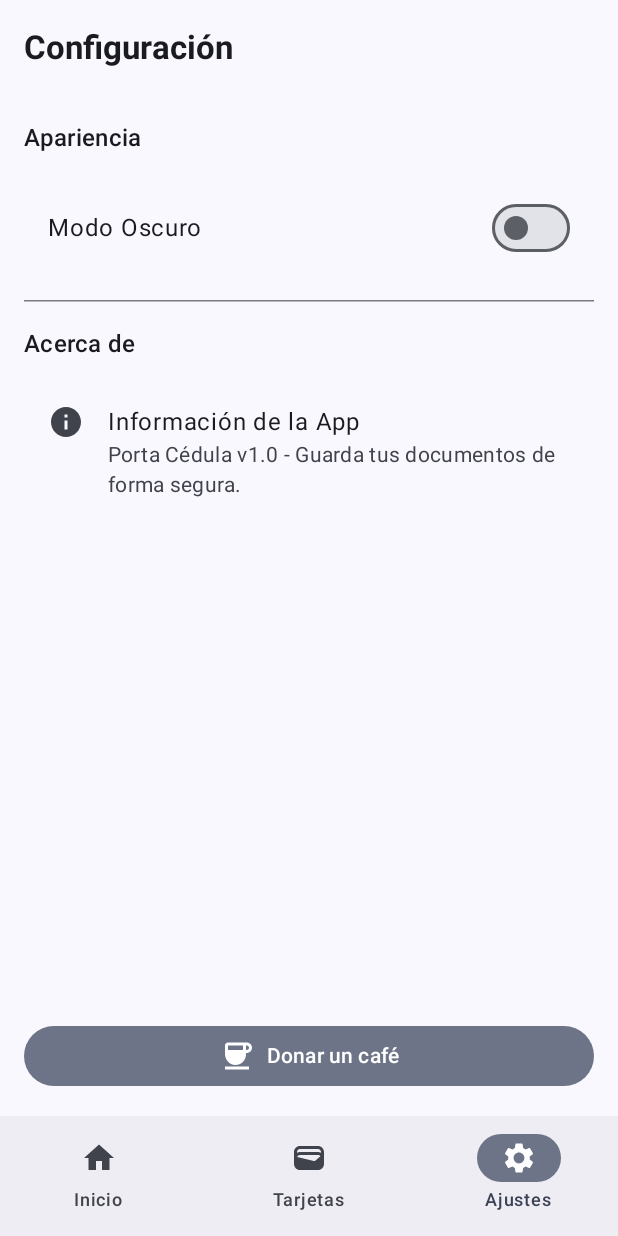
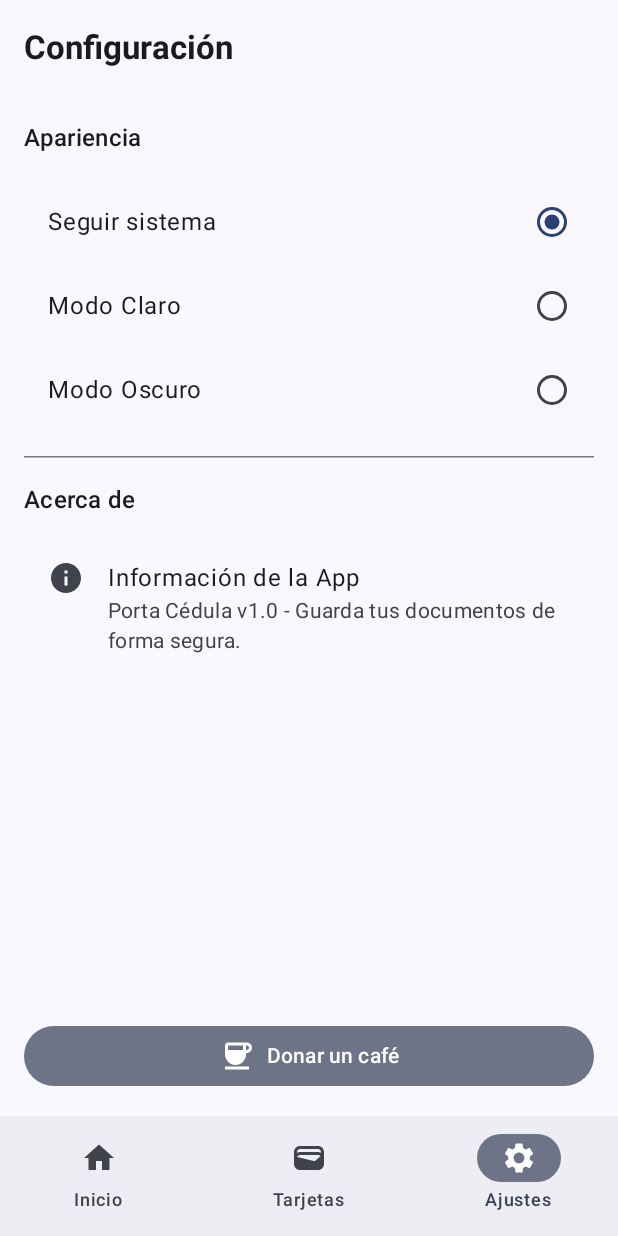
Before and after one commit to afreireo/PortaCedula, an Android app built with Jetpack Compose: the screen it shows after launch (MainActivity), item 3 of the bottom bar chosen, on a phone screen of 412 x 824 dp. Run offline under Robolectric (Android 15) with nearby library versions, the phone set to English and light mode, and no system bars; libraries missing offline, so code that uses them is left out: com.google.mlkit.vision; 1 statement that could not run was skipped.

Commit message:
"Color scheme"

```diff
--- a/app/src/main/java/com/example/portacedula/HomeViewModel.kt
+++ b/app/src/main/java/com/example/portacedula/HomeViewModel.kt
@@ -14,7 +14,7 @@ data class HomeUiState(
     val cards: List<IdCard> = emptyList(),
     val favoriteCard: IdCard? = null,
     val showZoom: String? = null,
-    val isDarkMode: Boolean = false,
+    val themeMode: ThemeMode = ThemeMode.SYSTEM,
 
     // Estados para edición/selección en Home
     val selectedPart: CardPart? = null,
@@ -38,6 +38,11 @@ class HomeViewModel(private val repo: IdCardRepository) : ViewModel() {
                     cards = cardsList,
                     favoriteCard = (cardsList.find { card -> card.isFavorite } ?: cardsList.firstOrNull())
                 ) }
+            }
+        }
+        viewModelScope.launch {
+            repo.themeFlow.collect { mode ->
+                _ui.update { it.copy(themeMode = mode) }
             }
         }
     }
@@ -127,5 +132,8 @@ class HomeViewModel(private val repo: IdCardRepository) : ViewModel() {
     fun clearCardSelection() = _ui.update { it.copy(selectedCards = emptySet()) }
 
     fun onZoom(uri: String?) = _ui.update { it.copy(showZoom = uri) }
-    fun toggleDarkMode(enabled: Boolean) = _ui.update { it.copy(isDarkMode = enabled) }
+
+    fun setThemeMode(mode: ThemeMode) = viewModelScope.launch {
+        repo.setThemeMode(mode)
+    }
 }
--- a/app/src/main/java/com/example/portacedula/IdCardRepository.kt
+++ b/app/src/main/java/com/example/portacedula/IdCardRepository.kt
@@ -12,6 +12,7 @@ private val Context.dataStore by preferencesDataStore("idcard_prefs")
 
 class IdCardRepository(private val context: Context) {
     private val KEY_CARDS = stringPreferencesKey("cards_list")
+    private val KEY_THEME = stringPreferencesKey("theme_mode")
 
     val cardsFlow = context.dataStore.data.map { p ->
         val json = p[KEY_CARDS] ?: "[]"
@@ -19,6 +20,15 @@ class IdCardRepository(private val context: Context) {
             Json.decodeFromString<List<IdCard>>(json)
         } catch (e: Exception) {
             emptyList()
+        }
+    }
+
+    val themeFlow = context.dataStore.data.map { p ->
+        val modeStr = p[KEY_THEME] ?: ThemeMode.SYSTEM.name
+        try {
+            ThemeMode.valueOf(modeStr)
+        } catch (e: Exception) {
+            ThemeMode.SYSTEM
         }
     }
 
@@ -33,4 +43,8 @@ class IdCardRepository(private val context: Context) {
             p[KEY_CARDS] = Json.encodeToString(current)
         }
     }
+
+    suspend fun setThemeMode(mode: ThemeMode) {
+        context.dataStore.edit { it[KEY_THEME] = mode.name }
+    }
 }
--- a/app/src/main/java/com/example/portacedula/MainActivity.kt
+++ b/app/src/main/java/com/example/portacedula/MainActivity.kt
@@ -6,6 +6,7 @@ import androidx.activity.compose.BackHandler
 import androidx.activity.compose.setContent
 import androidx.activity.enableEdgeToEdge
 import androidx.compose.animation.*
+import androidx.compose.foundation.isSystemInDarkTheme
 import androidx.compose.foundation.layout.*
 import androidx.compose.foundation.pager.HorizontalPager
 import androidx.compose.foundation.pager.rememberPagerState
@@ -48,7 +49,13 @@ class MainActivity : ComponentActivity() {
 
             val ui by vm.ui.collectAsState()
 
-            PortaCedulaTheme(darkTheme = ui.isDarkMode) {
+            val darkTheme = when (ui.themeMode) {
+                ThemeMode.SYSTEM -> isSystemInDarkTheme()
+                ThemeMode.LIGHT -> false
+                ThemeMode.DARK -> true
+            }
+
+            PortaCedulaTheme(darkTheme = darkTheme) {
                 val navController = rememberNavController()
 
                 // Visor de Zoom GLOBAL
--- a/app/src/main/java/com/example/portacedula/SettingsScreen.kt
+++ b/app/src/main/java/com/example/portacedula/SettingsScreen.kt
@@ -1,5 +1,6 @@
 package com.example.portacedula
 
+import androidx.compose.foundation.clickable
 import androidx.compose.foundation.layout.*
 import androidx.compose.material.icons.Icons
 import androidx.compose.material.icons.filled.Coffee
@@ -32,15 +33,23 @@ fun SettingsScreen(vm: HomeViewModel) {
         ) {
             Text("Apariencia", style = MaterialTheme.typography.titleMedium)
 
-            ListItem(
-                headlineContent = { Text("Modo Oscuro") },
-                trailingContent = {
-                    Switch(
-                        checked = ui.isDarkMode,
-                        onCheckedChange = { vm.toggleDarkMode(it) }
-                    )
-                }
-            )
+            Column {
+                ThemeOptionItem(
+                    title = "Seguir sistema",
+                    selected = ui.themeMode == ThemeMode.SYSTEM,
+                    onClick = { vm.setThemeMode(ThemeMode.SYSTEM) }
+                )
+                ThemeOptionItem(
+                    title = "Modo Claro",
+                    selected = ui.themeMode == ThemeMode.LIGHT,
+                    onClick = { vm.setThemeMode(ThemeMode.LIGHT) }
+                )
+                ThemeOptionItem(
+                    title = "Modo Oscuro",
+                    selected = ui.themeMode == ThemeMode.DARK,
+                    onClick = { vm.setThemeMode(ThemeMode.DARK) }
+                )
+            }
 
             HorizontalDivider()
 
@@ -69,3 +78,14 @@ fun SettingsScreen(vm: HomeViewModel) {
         }
     }
 }
+
+@Composable
+fun ThemeOptionItem(title: String, selected: Boolean, onClick: () -> Unit) {
+    ListItem(
+        modifier = Modifier.clickable { onClick() },
+        headlineContent = { Text(title) },
+        trailingContent = {
+            RadioButton(selected = selected, onClick = null)
+        }
+    )
+}
--- /dev/null
+++ b/app/src/main/java/com/example/portacedula/ThemeMode.kt
@@ -0,0 +1,5 @@
+package com.example.portacedula
+
+enum class ThemeMode {
+    SYSTEM, LIGHT, DARK
+}
--- a/app/src/main/java/com/example/portacedula/ui/theme/Theme.kt
+++ b/app/src/main/java/com/example/portacedula/ui/theme/Theme.kt
@@ -1,5 +1,6 @@
 package com.example.portacedula.ui.theme
 
+import android.app.Activity
 import android.os.Build
 import androidx.compose.foundation.isSystemInDarkTheme
 import androidx.compose.material3.MaterialTheme
@@ -8,7 +9,11 @@ import androidx.compose.material3.dynamicDarkColorScheme
 import androidx.compose.material3.dynamicLightColorScheme
 import androidx.compose.material3.lightColorScheme
 import androidx.compose.runtime.Composable
+import androidx.compose.runtime.SideEffect
+import androidx.compose.ui.graphics.toArgb
 import androidx.compose.ui.platform.LocalContext
+import androidx.compose.ui.platform.LocalView
+import androidx.core.view.WindowCompat
 
 private val DarkColorScheme = darkColorScheme(
     primary = Blue80,
@@ -37,6 +42,14 @@ fun PortaCedulaTheme(
         else -> LightColorScheme
     }
 
+    val view = LocalView.current
+    if (!view.isInEditMode) {
+        SideEffect {
+            val window = (view.context as Activity).window
+            WindowCompat.getInsetsController(window, view).isAppearanceLightStatusBars = !darkTheme
+        }
+    }
+
     MaterialTheme(
         colorScheme = colorScheme,
         typography = Typography,
```
